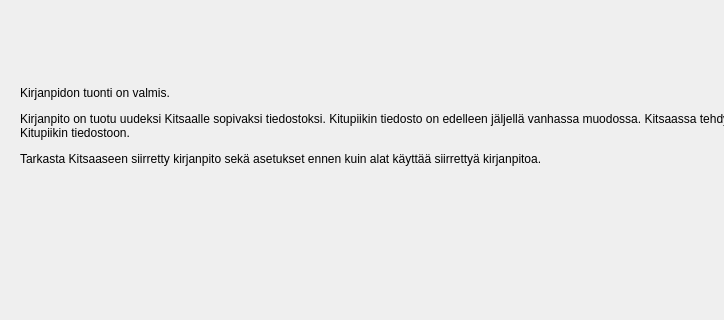
Qt form kitsas/kitupiikkituonti/vanhatuontidlg.ui (artoh/kitupiikki) before a commit; both pictures show x 0 to 724 and y 175 to 495 of the 892 by 602 pixel window.
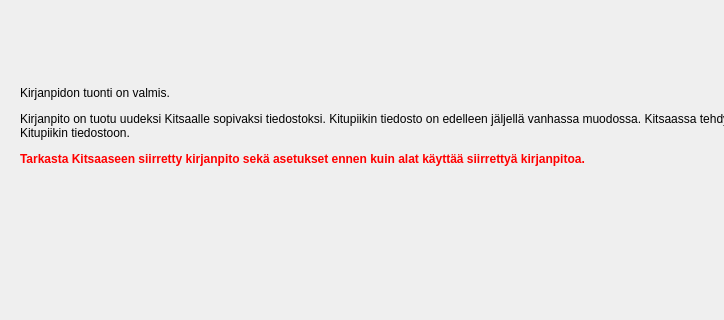
The same form after that commit. The open tabs and pages were chosen to show the change. Icons and pictures are not drawn.

Patch:
```diff
--- a/kitsas/kitupiikkituonti/vanhatuontidlg.ui
+++ b/kitsas/kitupiikkituonti/vanhatuontidlg.ui
@@ -335,7 +335,7 @@
        <item>
         <widget class="QLabel" name="label_7">
          <property name="text">
-          <string>&lt;html&gt;&lt;head/&gt;&lt;body&gt;&lt;p&gt;Kirjanpidon tuonti on valmis.&lt;/p&gt;&lt;p&gt;Kirjanpito on tuotu uudeksi Kitsaalle sopivaksi tiedostoksi. Kitupiikin tiedosto on edelleen jäljellä vanhassa muodossa. Kitsaassa tehdyt muutokset eivät vaikuta Kitupiikin tiedostoon.&lt;/p&gt;&lt;p&gt;Tarkasta Kitsaaseen siirretty kirjanpito sekä asetukset ennen kuin alat käyttää siirrettyä kirjanpitoa.&lt;/p&gt;&lt;/body&gt;&lt;/html&gt;</string>
+          <string>&lt;html&gt;&lt;head/&gt;&lt;body&gt;&lt;p&gt;Kirjanpidon tuonti on valmis.&lt;/p&gt;&lt;p&gt;Kirjanpito on tuotu uudeksi Kitsaalle sopivaksi tiedostoksi. Kitupiikin tiedosto on edelleen jäljellä vanhassa muodossa. Kitsaassa tehdyt muutokset eivät vaikuta Kitupiikin tiedostoon.&lt;/p&gt;&lt;p&gt;&lt;span style=&quot; font-weight:600; color:#ff0000;&quot;&gt;Tarkasta Kitsaaseen siirretty kirjanpito sekä asetukset ennen kuin alat käyttää siirrettyä kirjanpitoa.&lt;/span&gt;&lt;/p&gt;&lt;/body&gt;&lt;/html&gt;</string>
          </property>
          <property name="wordWrap">
           <bool>true</bool>
```
